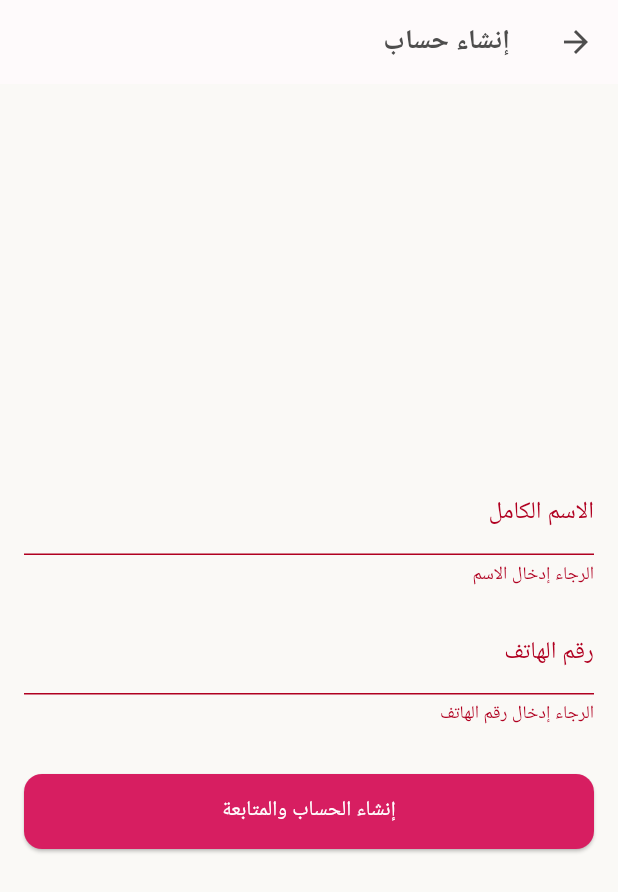
After one commit to soghayarmahmoud/raval, a Flutter app: the SignUpPage screen opened directly, after a tap on "إنشاء الحساب والمتابعة", on a phone screen of 412 x 824 dp. The commit adds this screen. Shown: the top 892 px of the screen. Run offline on Flutter 3.47's test engine with Material 3 defaults, Android fonts, the light colour scheme and no system bars; our stand-ins replace carousel_slider, firebase_core, shared_preferences; accounts and stored records are empty; network calls fail.

Commit message:
add signup and checkout pages temporary

```diff
--- /dev/null
+++ b/lib/screens/signup_page.dart
@@ -0,0 +1,83 @@
+// In lib/screens/signup_page.dart
+import 'package:flutter/material.dart';
+import 'package:store/services/auth_service.dart';
+
+class SignUpPage extends StatefulWidget {
+  const SignUpPage({super.key});
+
+  @override
+  State<SignUpPage> createState() => _SignUpPageState();
+}
+
+class _SignUpPageState extends State<SignUpPage> {
+  final _formKey = GlobalKey<FormState>();
+  final _nameController = TextEditingController();
+  final _phoneController = TextEditingController();
+  final AuthService _authService = AuthService();
+
+  void _submitForm() async {
+    if (_formKey.currentState!.validate()) {
+      // حفظ البيانات
+      await _authService.signUp(
+        _nameController.text,
+        _phoneController.text,
+      );
+      // إظهار رسالة نجاح والعودة للصفحة السابقة
+      if (mounted) {
+        ScaffoldMessenger.of(context).showSnackBar(
+          const SnackBar(content: Text('تم إنشاء الحساب بنجاح!')),
+        );
+        Navigator.pop(context, true); // نرسل true لنعرف أن التسجيل نجح
+      }
+    }
+  }
+
+  @override
+  Widget build(BuildContext context) {
+    return Scaffold(
+      appBar: AppBar(title: const Text('إنشاء حساب')),
+      body: Padding(
+        padding: const EdgeInsets.all(16.0),
+        child: Form(
+          key: _formKey,
+          child: Column(
+            mainAxisAlignment: MainAxisAlignment.center,
+            children: [
+              TextFormField(
+                controller: _nameController,
+                decoration: const InputDecoration(labelText: 'الاسم الكامل'),
+                validator: (value) {
+                  if (value == null || value.isEmpty) {
+                    return 'الرجاء إدخال الاسم';
+                  }
+                  return null;
+                },
+              ),
+              const SizedBox(height: 16),
+              TextFormField(
+                controller: _phoneController,
+                decoration: const InputDecoration(labelText: 'رقم الهاتف'),
+                keyboardType: TextInputType.phone,
+                validator: (value) {
+                  if (value == null || value.isEmpty) {
+                    return 'الرجاء إدخال رقم الهاتف';
+                  }
+                  return null;
+                },
+              ),
+              const SizedBox(height: 32),
+              SizedBox(
+                width: double.infinity,
+                height: 50,
+                child: ElevatedButton(
+                  onPressed: _submitForm,
+                  child: const Text('إنشاء الحساب والمتابعة'),
+                ),
+              ),
+            ],
+          ),
+        ),
+      ),
+    );
+  }
+}
--- a/pubspec.yaml
+++ b/pubspec.yaml
@@ -9,9 +9,13 @@ environment:
 dependencies:
   animated_text_kit: ^4.2.2
   carousel_slider: ^5.1.1
+  cloud_firestore: ^6.0.2
+  firebase_core: ^4.1.1
+  firebase_storage: ^13.0.2
   flutter:
     sdk: flutter
   flutter_localization: ^0.3.3
+  image_picker: ^1.2.0
   shared_preferences: ^2.5.3
 
 dev_dependencies:
```
Also changed, not shown: lib/screens/cart_page.dart (+74 -22 lines), lib/screens/checkout_page.dart (added, +21 -0 lines), lib/services/auth_service.dart (added, +34 -0 lines), firebase.json (added), lib/firebase_options.dart (added), pubspec.lock, 9 other files.
